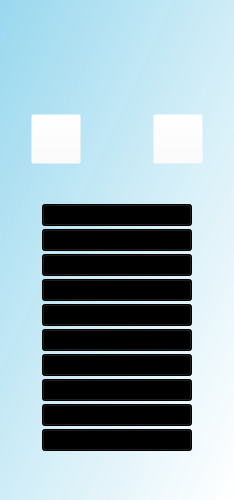
MaximTarutin/maxradio, file playlistradio.ui: the form before one commit.
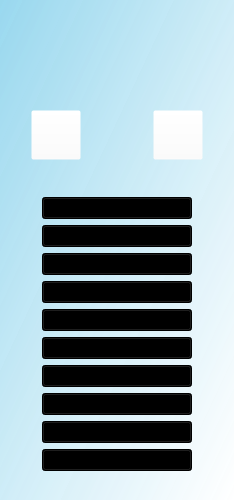
The form after the commit. Icons and pictures are not drawn.

```diff
--- a/playlistradio.ui
+++ b/playlistradio.ui
@@ -29,34 +29,12 @@
    <string notr="true">background-image: url(:/res/prosrach.png);
 background-color: qlineargradient(spread:pad, x1:0, y1:0, x2:1, y2:1, stop:0 rgba(151, 215, 238, 224), stop:1 rgba(255, 255, 255, 255));</string>
   </property>
-  <layout class="QGridLayout" name="gridLayout_2">
-   <property name="bottomMargin">
-    <number>9</number>
-   </property>
+  <layout class="QGridLayout" name="gridLayout_3">
    <item row="0" column="0">
-    <layout class="QGridLayout" name="gridLayout">
-     <property name="horizontalSpacing">
-      <number>0</number>
-     </property>
-     <item row="5" column="1">
-      <spacer name="verticalSpacer">
-       <property name="orientation">
-        <enum>Qt::Vertical</enum>
-       </property>
-       <property name="sizeType">
-        <enum>QSizePolicy::Fixed</enum>
-       </property>
-       <property name="sizeHint" stdset="0">
-        <size>
-         <width>20</width>
-         <height>13</height>
-        </size>
-       </property>
-      </spacer>
-     </item>
+    <layout class="QGridLayout" name="gridLayout_2">
      <item row="0" column="0" colspan="3">
-      <layout class="QVBoxLayout" name="verticalLayout_2">
-       <item>
+      <layout class="QGridLayout" name="gridLayout">
+       <item row="0" column="0" colspan="3">
         <widget class="QLabel" name="radio_label">
          <property name="minimumSize">
           <size>
@@ -83,17 +61,30 @@
          </property>
         </widget>
        </item>
-       <item>
+       <item row="1" column="0">
+        <spacer name="horizontalSpacer_6">
+         <property name="orientation">
+          <enum>Qt::Horizontal</enum>
+         </property>
+         <property name="sizeHint" stdset="0">
+          <size>
+           <width>13</width>
+           <height>20</height>
+          </size>
+         </property>
+        </spacer>
+       </item>
+       <item row="1" column="1">
         <widget class="QLabel" name="track_label">
          <property name="minimumSize">
           <size>
-           <width>210</width>
+           <width>190</width>
            <height>30</height>
           </size>
          </property>
          <property name="maximumSize">
           <size>
-           <width>600</width>
+           <width>190</width>
            <height>30</height>
           </size>
          </property>
@@ -110,8 +101,37 @@
          </property>
         </widget>
        </item>
+       <item row="1" column="2">
+        <spacer name="horizontalSpacer_7">
+         <property name="orientation">
+          <enum>Qt::Horizontal</enum>
+         </property>
+         <property name="sizeHint" stdset="0">
+          <size>
+           <width>13</width>
+           <height>20</height>
+          </size>
+         </property>
+        </spacer>
+       </item>
       </layout>
      </item>
+     <item row="1" column="0">
+      <spacer name="verticalSpacer_2">
+       <property name="orientation">
+        <enum>Qt::Vertical</enum>
+       </property>
+       <property name="sizeType">
+        <enum>QSizePolicy::Fixed</enum>
+       </property>
+       <property name="sizeHint" stdset="0">
+        <size>
+         <width>20</width>
+         <height>13</height>
+        </size>
+       </property>
+      </spacer>
+     </item>
      <item row="2" column="0" colspan="3">
       <layout class="QHBoxLayout" name="horizontalLayout">
        <item>
@@ -208,6 +228,35 @@
        </item>
       </layout>
      </item>
+     <item row="3" column="1">
+      <spacer name="verticalSpacer_3">
+       <property name="orientation">
+        <enum>Qt::Vertical</enum>
+       </property>
+       <property name="sizeType">
+        <enum>QSizePolicy::Fixed</enum>
+       </property>
+       <property name="sizeHint" stdset="0">
+        <size>
+         <width>20</width>
+         <height>40</height>
+        </size>
+       </property>
+      </spacer>
+     </item>
+     <item row="4" column="0">
+      <spacer name="horizontalSpacer_4">
+       <property name="orientation">
+        <enum>Qt::Horizontal</enum>
+       </property>
+       <property name="sizeHint" stdset="0">
+        <size>
+         <width>21</width>
+         <height>263</height>
+        </size>
+       </property>
+      </spacer>
+     </item>
      <item row="4" column="1">
       <layout class="QVBoxLayout" name="verticalLayout">
        <item>
@@ -519,8 +568,8 @@
        </property>
       </spacer>
      </item>
-     <item row="1" column="0">
-      <spacer name="verticalSpacer_2">
+     <item row="5" column="1">
+      <spacer name="verticalSpacer">
        <property name="orientation">
         <enum>Qt::Vertical</enum>
        </property>
@@ -535,35 +584,6 @@
        </property>
       </spacer>
      </item>
-     <item row="4" column="0">
-      <spacer name="horizontalSpacer_4">
-       <property name="orientation">
-        <enum>Qt::Horizontal</enum>
-       </property>
-       <property name="sizeHint" stdset="0">
-        <size>
-         <width>21</width>
-         <height>263</height>
-        </size>
-       </property>
-      </spacer>
-     </item>
-     <item row="3" column="1">
-      <spacer name="verticalSpacer_3">
-       <property name="orientation">
-        <enum>Qt::Vertical</enum>
-       </property>
-       <property name="sizeType">
-        <enum>QSizePolicy::Fixed</enum>
-       </property>
-       <property name="sizeHint" stdset="0">
-        <size>
-         <width>20</width>
-         <height>40</height>
-        </size>
-       </property>
-      </spacer>
-     </item>
     </layout>
    </item>
   </layout>
```
